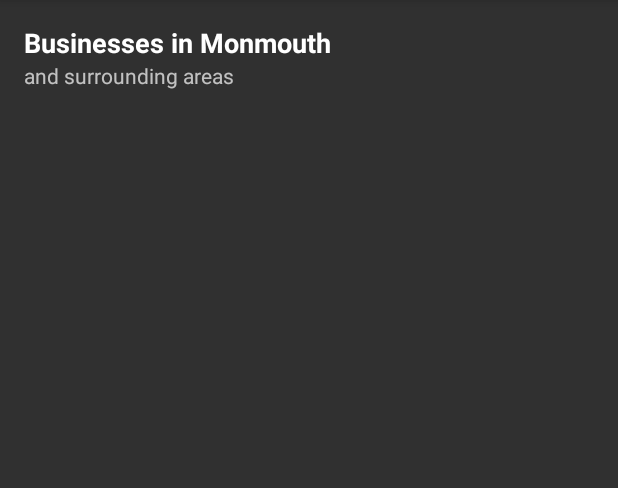
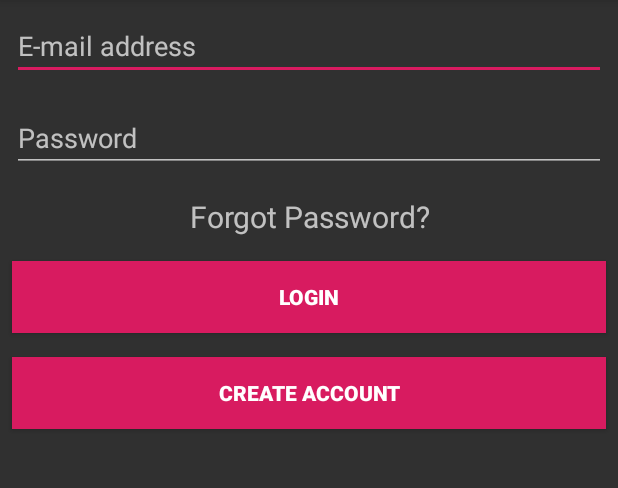
Before and after one commit to lariosm/cs407, an Android app: the screen it shows after launch (MainActivity before the commit, LoginActivity after it), on a phone screen of 412 x 824 dp, the part 84-572 px from its top. Run offline under Robolectric (Android 15) with nearby library versions, the phone set to English and light mode, and no system bars; our stand-ins replace Firebase (no records; nobody signed in at launch, a user with empty details on screens opened directly).

Commit message:
Account functionality working

```diff
--- /dev/null
+++ b/Assignment3/app/src/main/java/com/example/yelpit/LoginActivity.kt
@@ -0,0 +1,84 @@
+package com.example.yelpit
+
+import android.content.Intent
+import androidx.appcompat.app.AppCompatActivity
+import android.os.Bundle
+import android.text.TextUtils
+import android.util.Log
+import android.view.View
+import android.widget.*
+import com.google.firebase.auth.FirebaseAuth
+
+class LoginActivity : AppCompatActivity() {
+
+    private val TAG = "LoginActivity"
+
+    //global variables
+    private var email: String? = null
+    private var password: String? = null
+
+    //UI elements
+    private var tvForgotPassword: TextView? = null
+    private var etEmail: EditText? = null
+    private var etPassword: EditText? = null
+    private var btnLogin: Button? = null
+    private var btnCreateAccount: Button? = null
+
+    //Firebase references
+    private var mAuth: FirebaseAuth? = null
+
+    override fun onCreate(savedInstanceState: Bundle?) {
+        super.onCreate(savedInstanceState)
+        setContentView(R.layout.activity_login)
+
+        initialize()
+    }
+
+    private fun initialize() {
+        tvForgotPassword = findViewById<View>(R.id.tv_forgot_password) as TextView
+        etEmail = findViewById<View>(R.id.et_email) as EditText
+        etPassword = findViewById<View>(R.id.et_password) as EditText
+        btnLogin = findViewById<View>(R.id.btn_login) as Button
+        btnCreateAccount = findViewById<View>(R.id.btn_register_account) as Button
+        mAuth = FirebaseAuth.getInstance()
+        tvForgotPassword!!
+            .setOnClickListener { startActivity(
+                Intent(this@LoginActivity,
+                    ForgotPasswordActivity::class.java)
+            ) }
+        btnCreateAccount!!
+            .setOnClickListener { startActivity(Intent(this@LoginActivity,
+                CreateAccountActivity::class.java)) }
+        btnLogin!!.setOnClickListener { loginUser() }
+    }
+
+    private fun loginUser() {
+        email = etEmail?.text.toString()
+        password = etPassword?.text.toString()
+        if (!TextUtils.isEmpty(email) && !TextUtils.isEmpty(password)) {
+            Log.d(TAG, "Logging in user.")
+            mAuth!!.signInWithEmailAndPassword(email!!, password!!)
+                .addOnCompleteListener(this) { task ->
+                    //mProgressBar!!.hide()
+                    if (task.isSuccessful) {
+                        // Sign in success, update UI with signed-in user's information
+                        Log.d(TAG, "signInWithEmail:success")
+                        updateUI()
+                    } else {
+                        // If sign in fails, display a message to the user.
+                        Log.e(TAG, "signInWithEmail:failure", task.exception)
+                        Toast.makeText(this@LoginActivity, "Authentication failed.",
+                            Toast.LENGTH_SHORT).show()
+                    }
+                }
+        } else {
+            Toast.makeText(this, "Enter all details", Toast.LENGTH_SHORT).show()
+        }
+    }
+
+    private fun updateUI() {
+        val intent = Intent(this@LoginActivity, MainActivity::class.java)
+        intent.addFlags(Intent.FLAG_ACTIVITY_CLEAR_TOP)
+        startActivity(intent)
+    }
+}
--- /dev/null
+++ b/Assignment3/app/src/main/res/layout/activity_login.xml
@@ -0,0 +1,63 @@
+<?xml version="1.0" encoding="utf-8"?>
+<LinearLayout xmlns:android="http://schemas.android.com/apk/res/android"
+    xmlns:app="http://schemas.android.com/apk/res-auto"
+    xmlns:tools="http://schemas.android.com/tools"
+    android:layout_width="match_parent"
+    android:layout_height="match_parent"
+    android:orientation="vertical"
+    tools:context=".LoginActivity">
+
+    <EditText
+        android:id="@+id/et_email"
+        style="@style/viewCustom"
+        android:ems="10"
+        android:hint="@string/etEmail"
+        android:inputType="textEmailAddress"
+
+        tools:layout_editor_absoluteX="8dp" />
+
+    <EditText
+        android:id="@+id/et_password"
+        style="@style/viewCustom"
+        android:layout_below="@id/et_email"
+        android:layout_marginBottom="448dp"
+        android:ems="10"
+        android:hint="@string/etPassword"
+        android:inputType="textPassword"
+
+        tools:layout_editor_absoluteX="36dp" />
+
+    <TextView
+        android:id="@+id/tv_forgot_password"
+        style="@style/viewCustom"
+        android:layout_below="@id/btn_login"
+        android:clickable="true"
+        android:gravity="center_horizontal"
+        android:text="Forgot Password?"
+        android:textSize="20sp"
+        tools:layout_editor_absoluteX="8dp" />
+
+    <Button
+        android:id="@+id/btn_login"
+        style="@style/viewCustom"
+        android:layout_below="@id/et_password"
+        android:layout_marginBottom="232dp"
+        android:background="@color/colorAccent"
+        android:text="@string/login_title"
+        android:textColor="@android:color/white"
+        android:textStyle="bold"
+        tools:layout_editor_absoluteX="-14dp" />
+
+
+
+    <Button
+        android:id="@+id/btn_register_account"
+        style="@style/viewCustom"
+        android:layout_alignParentBottom="true"
+        android:background="@color/colorAccent"
+        android:text="@string/create_act"
+        android:textColor="@android:color/white"
+        android:textStyle="bold"
+/>
+
+</LinearLayout>
--- a/Assignment3/app/src/main/res/values/strings.xml
+++ b/Assignment3/app/src/main/res/values/strings.xml
@@ -3,4 +3,13 @@
     <string name="error_fetch_businesses">Check your internet connection</string>
     <string name="heading">Businesses in Monmouth</string>
     <string name="subheading">and surrounding areas</string>
+    <string name="email">Email</string>
+    <string name="password">Password</string>
+    <string name="first_name">First Name</string>
+    <string name="last_name">Last Name</string>
+    <string name="login_title">Login</string>
+    <string name="create_act">Create Account</string>
+    <string name="send_password_reset_email">Send Password Reset Email</string>
+    <string name="etEmail">E-mail address</string>
+    <string name="etPassword">Password</string>
 </resources>
--- a/Assignment3/app/src/main/res/values/styles.xml
+++ b/Assignment3/app/src/main/res/values/styles.xml
@@ -13,4 +13,11 @@
         <item name="colorControlActivated">@color/colorPrimary</item>
     </style>
 
+    <style name="viewCustom">
+        <item name="android:layout_width">match_parent</item>
+        <item name="android:layout_height">wrap_content</item>
+        <item name="android:layout_margin">8dp</item>
+    </style>
+
+
 </resources>
--- a/Assignment3/build.gradle
+++ b/Assignment3/build.gradle
@@ -10,6 +10,7 @@
     dependencies {
         classpath 'com.android.tools.build:gradle:3.5.3'
         classpath "org.jetbrains.kotlin:kotlin-gradle-plugin:$kotlin_version"
+        classpath 'com.google.gms:google-services:4.3.3'
         // NOTE: Do not place your application dependencies here; they belong
         // in the individual module build.gradle files
     }
```
Also changed, not shown: Assignment3/app/build.gradle (+10 -1 lines), Assignment3/app/src/main/AndroidManifest.xml (+4 -3 lines), Assignment3/app/src/main/java/com/example/yelpit/CreateAccountActivity.kt (added, +121 -0 lines), Assignment3/app/src/main/java/com/example/yelpit/ForgotPasswordActivity.kt (added, +64 -0 lines), Assignment3/app/src/main/res/layout/activity_create_account.xml (added, +40 -0 lines), Assignment3/app/src/main/res/layout/activity_forgot_password.xml (added, +25 -0 lines), 1 other file.
